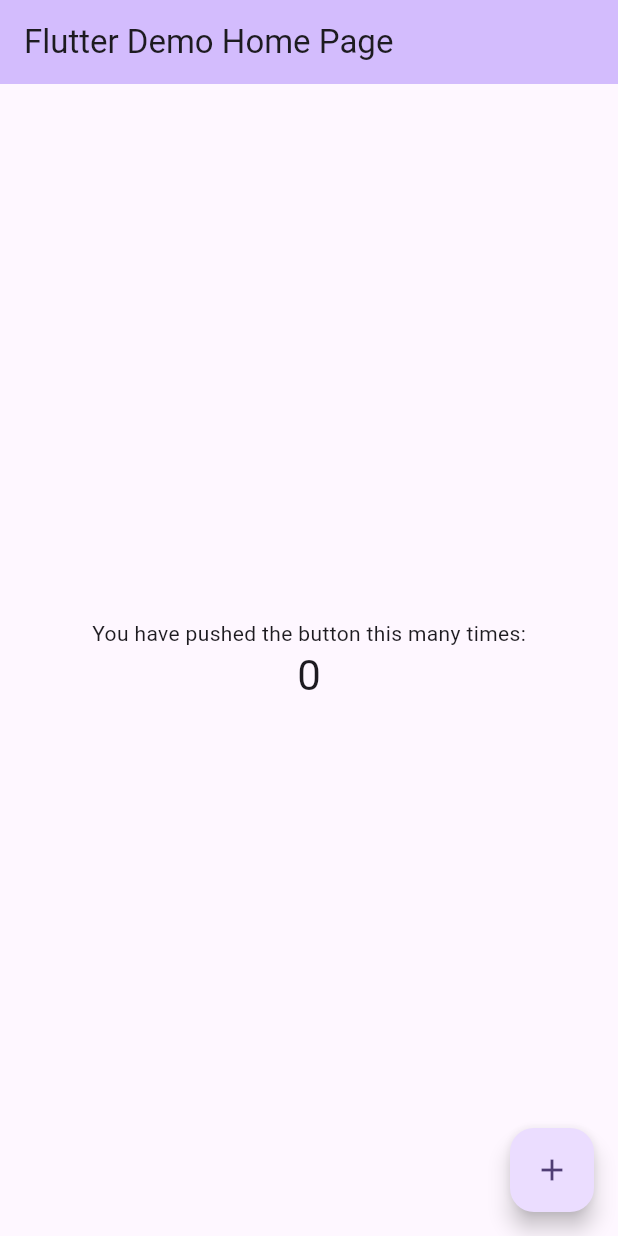
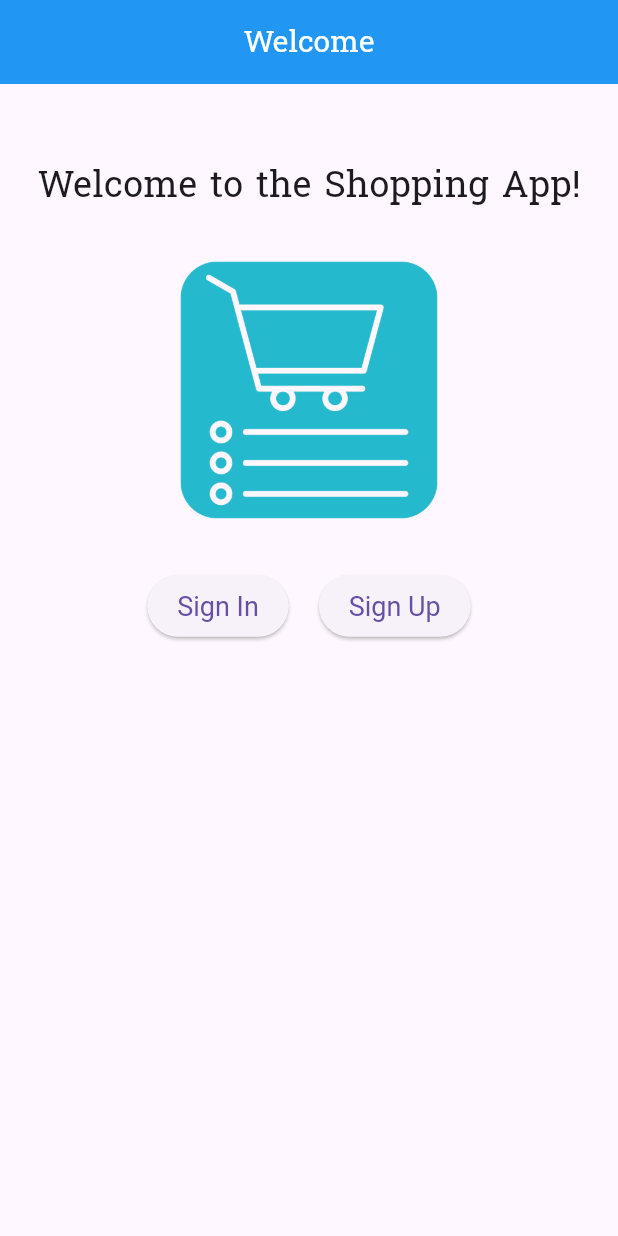
Before and after one commit to Alaanaser714/Shopping-App, a Flutter app: the screen it shows after launch, on a phone screen of 412 x 824 dp. Run offline on Flutter 3.47's test engine with Material 3 defaults, Android fonts, the phone set to English and light mode, and no system bars.

Commit message:
finshed welcome screen

```diff
--- a/lib/main.dart
+++ b/lib/main.dart
@@ -1,4 +1,5 @@
 import 'package:flutter/material.dart';
+import 'package:shopping_app/screens/welcome_screen.dart';
 
 void main() {
   runApp(const MyApp());
@@ -11,112 +12,11 @@ class MyApp extends StatelessWidget {
   @override
   Widget build(BuildContext context) {
     return MaterialApp(
-      title: 'Flutter Demo',
-      theme: ThemeData(
-        // This is the theme of your application.
-        //
-        // TRY THIS: Try running your application with "flutter run". You'll see
-        // the application has a purple toolbar. Then, without quitting the app,
-        // try changing the seedColor in the colorScheme below to Colors.green
-        // and then invoke "hot reload" (save your changes or press the "hot
-        // reload" button in a Flutter-supported IDE, or press "r" if you used
-        // the command line to start the app).
-        //
-        // Notice that the counter didn't reset back to zero; the application
-        // state is not lost during the reload. To reset the state, use hot
-        // restart instead.
-        //
-        // This works for code too, not just values: Most code changes can be
-        // tested with just a hot reload.
-        colorScheme: ColorScheme.fromSeed(seedColor: Colors.deepPurple),
-      ),
-      home: const MyHomePage(title: 'Flutter Demo Home Page'),
+      title: 'Shopping App',
+      debugShowCheckedModeBanner: false,
+
+      theme: ThemeData(fontFamily: "Suwannaphum"),
+      home: WelcomeScreen(),
     );
   }
 }
-
-class MyHomePage extends StatefulWidget {
-  const MyHomePage({super.key, required this.title});
-
-  // This widget is the home page of your application. It is stateful, meaning
-  // that it has a State object (defined below) that contains fields that affect
-  // how it looks.
-
-  // This class is the configuration for the state. It holds the values (in this
-  // case the title) provided by the parent (in this case the App widget) and
-  // used by the build method of the State. Fields in a Widget subclass are
-  // always marked "final".
-
-  final String title;
-
-  @override
-  State<MyHomePage> createState() => _MyHomePageState();
-}
-
-class _MyHomePageState extends State<MyHomePage> {
-  int _counter = 0;
-
-  void _incrementCounter() {
-    setState(() {
-      // This call to setState tells the Flutter framework that something has
-      // changed in this State, which causes it to rerun the build method below
-      // so that the display can reflect the updated values. If we changed
-      // _counter without calling setState(), then the build method would not be
-      // called again, and so nothing would appear to happen.
-      _counter++;
-    });
-  }
-
-  @override
-  Widget build(BuildContext context) {
-    // This method is rerun every time setState is called, for instance as done
-    // by the _incrementCounter method above.
-    //
-    // The Flutter framework has been optimized to make rerunning build methods
-    // fast, so that you can just rebuild anything that needs updating rather
-    // than having to individually change instances of widgets.
-    return Scaffold(
-      appBar: AppBar(
-        // TRY THIS: Try changing the color here to a specific color (to
-        // Colors.amber, perhaps?) and trigger a hot reload to see the AppBar
-        // change color while the other colors stay the same.
-        backgroundColor: Theme.of(context).colorScheme.inversePrimary,
-        // Here we take the value from the MyHomePage object that was created by
-        // the App.build method, and use it to set our appbar title.
-        title: Text(widget.title),
-      ),
-      body: Center(
-        // Center is a layout widget. It takes a single child and positions it
-        // in the middle of the parent.
-        child: Column(
-          // Column is also a layout widget. It takes a list of children and
-          // arranges them vertically. By default, it sizes itself to fit its
-          // children horizontally, and tries to be as tall as its parent.
-          //
-          // Column has various properties to control how it sizes itself and
-          // how it positions its children. Here we use mainAxisAlignment to
-          // center the children vertically; the main axis here is the vertical
-          // axis because Columns are vertical (the cross axis would be
-          // horizontal).
-          //
-          // TRY THIS: Invoke "debug painting" (choose the "Toggle Debug Paint"
-          // action in the IDE, or press "p" in the console), to see the
-          // wireframe for each widget.
-          mainAxisAlignment: MainAxisAlignment.center,
-          children: <Widget>[
-            const Text('You have pushed the button this many times:'),
-            Text(
-              '$_counter',
-              style: Theme.of(context).textTheme.headlineMedium,
-            ),
-          ],
-        ),
-      ),
-      floatingActionButton: FloatingActionButton(
-        onPressed: _incrementCounter,
-        tooltip: 'Increment',
-        child: const Icon(Icons.add),
-      ), // This trailing comma makes auto-formatting nicer for build methods.
-    );
-  }
-}
--- /dev/null
+++ b/lib/screens/welcome_screen.dart
@@ -0,0 +1,67 @@
+import 'package:flutter/material.dart';
+
+class WelcomeScreen extends StatelessWidget {
+  const WelcomeScreen({super.key});
+
+  @override
+  Widget build(BuildContext context) {
+    return Scaffold(
+      appBar: AppBar(
+        title: Text(
+          'Welcome',
+          style: TextStyle(fontSize: 20, color: Colors.white),
+        ),
+        centerTitle: true,
+        backgroundColor: Colors.blue,
+      ),
+      body: Column(
+        crossAxisAlignment: CrossAxisAlignment.center,
+        children: <Widget>[
+          const SizedBox(height: 50),
+          const Text(
+            'Welcome to the Shopping App!',
+            style: TextStyle(fontSize: 24),
+          ),
+          const SizedBox(height: 20),
+          Image.asset("assets/images/8750985.png", width: 200, height: 200),
+
+          const SizedBox(height: 20),
+          Row(
+            mainAxisAlignment: MainAxisAlignment.center,
+            children: [
+              ElevatedButton(
+                onPressed: () {
+                  Navigator.pushNamed(context, '/home');
+                },
+                child: const Text('Sign In'),
+
+                style: ElevatedButton.styleFrom(
+                  padding: const EdgeInsets.symmetric(
+                    horizontal: 20,
+                    vertical: 10,
+                  ),
+                  textStyle: const TextStyle(fontSize: 18),
+                ),
+              ),
+              const SizedBox(width: 20),
+              ElevatedButton(
+                onPressed: () {
+                  Navigator.pushNamed(context, '/home');
+                },
+                child: const Text('Sign Up'),
+
+                style: ElevatedButton.styleFrom(
+                  padding: const EdgeInsets.symmetric(
+                    horizontal: 20,
+                    vertical: 10,
+                  ),
+                  textStyle: const TextStyle(fontSize: 18),
+                ),
+              ),
+            ],
+          ),
+        ],
+      ),
+    );
+  }
+}
```
Also changed, not shown: assets/font/OFL.txt (added, +93 -0 lines), pubspec.yaml (+8 -9 lines), assets/font/Suwannaphum-Black.ttf (added), assets/font/Suwannaphum-Bold.ttf (added), assets/font/Suwannaphum-Light.ttf (added), assets/font/Suwannaphum-Regular.ttf (added), assets/font/Suwannaphum-Thin.ttf (added), assets/images/8750985.png (added), assets/images/images.png (added).
